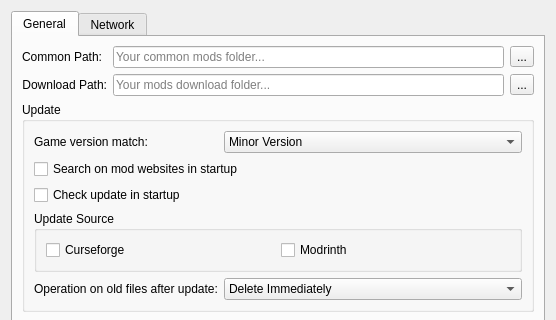
The window that src/ui/preferences.ui (kaniol-lck/modmanager) describes before a commit, drawn with Qt 5; both pictures show x 0 to 556 and y 0 to 320 of the 556 by 576 pixel window.
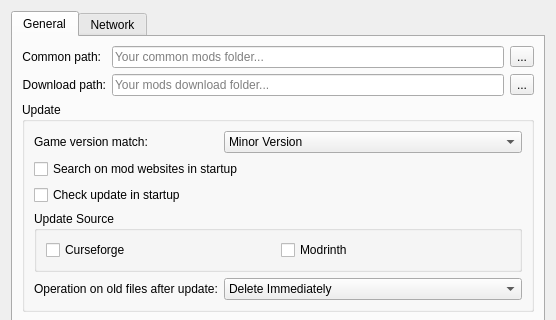
The same window after the commit.

The edit to the form file:
```diff
--- a/src/ui/preferences.ui
+++ b/src/ui/preferences.ui
@@ -45,7 +45,7 @@
             </sizepolicy>
            </property>
            <property name="text">
-            <string>Common Path:</string>
+            <string>Common path:</string>
            </property>
            <property name="alignment">
             <set>Qt::AlignRight|Qt::AlignTrailing|Qt::AlignVCenter</set>
@@ -85,7 +85,7 @@
             </sizepolicy>
            </property>
            <property name="text">
-            <string>Download Path:</string>
+            <string>Download path:</string>
            </property>
            <property name="alignment">
             <set>Qt::AlignRight|Qt::AlignTrailing|Qt::AlignVCenter</set>
```
Left out of the diff: 6 changed lines with no effect on the pictures.
